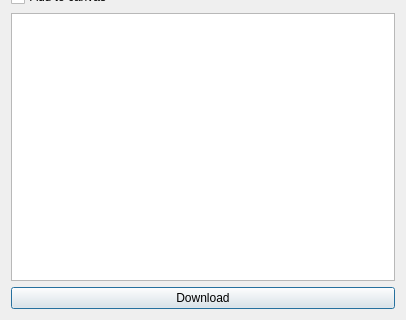
Above: ui_oceandata.ui from antarctica/oceancolor_downloader before the change; both pictures show x 0 to 406 and y 196 to 516 of the 406 by 516 pixel window. Below: the same form after it.
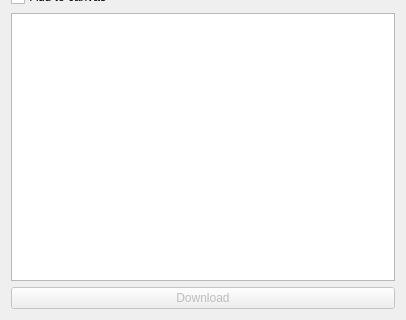
That is the form after the change.

Commit message: Enabled/disable Download button

Patch:
```diff
--- a/ui_oceandata.ui
+++ b/ui_oceandata.ui
@@ -250,6 +250,9 @@
    </item>
    <item row="8" column="0">
     <widget class="QPushButton" name="btnDownload">
+     <property name="enabled">
+      <bool>false</bool>
+     </property>
      <property name="text">
       <string>Download</string>
      </property>
```
The commit also changes 2 other files.
